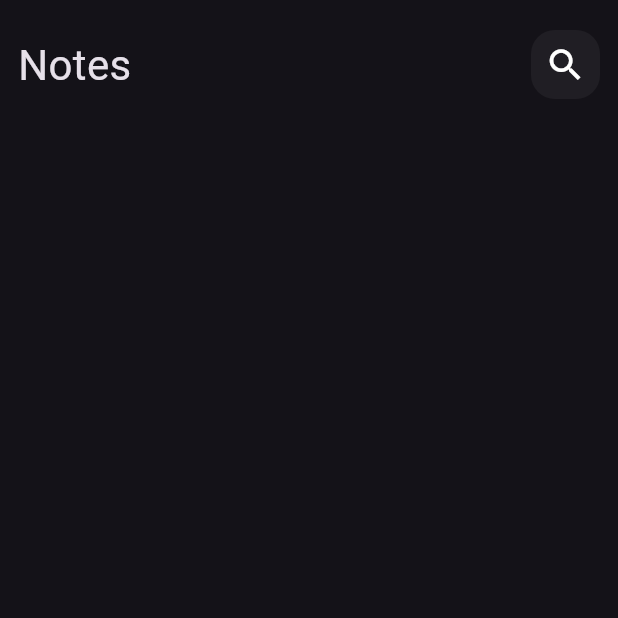
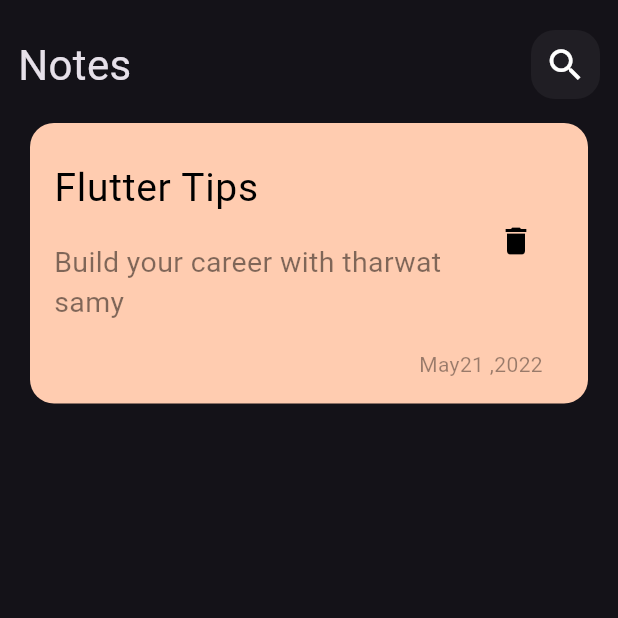
Before and after one commit to maboelhamdbis-cloud/mobile-training-projects, a Flutter app: the screen it shows after launch, on a phone screen of 412 x 824 dp, the top half of it. Run offline on Flutter 3.47's test engine with Material 3 defaults, Android fonts, the phone set to English and light mode, and no system bars; our stand-ins replace audioplayers; Roboto replaces fonts that are missing (Poppins).

Commit message:
create custom note item

```diff
--- a/notes_app/lib/main.dart
+++ b/notes_app/lib/main.dart
@@ -12,7 +12,7 @@ class NotesApp extends StatelessWidget {
   Widget build(BuildContext context) {
     return MaterialApp(
       debugShowCheckedModeBanner: false,
-      theme: ThemeData(brightness: Brightness.dark),
+      theme: ThemeData(brightness: Brightness.dark, fontFamily: "Poppins"),
       home: const NotesView(),
     );
   }
--- /dev/null
+++ b/notes_app/lib/views/widgets/item_widget.dart
@@ -0,0 +1,62 @@
+import 'package:flutter/material.dart';
+
+class ItemWidget extends StatelessWidget {
+  const ItemWidget({super.key});
+
+  @override
+  Widget build(BuildContext context) {
+    return Container(
+      padding: EdgeInsets.symmetric(vertical: 16),
+      margin: EdgeInsets.all(8),
+      width: double.infinity,
+      decoration: BoxDecoration(
+        color: Color(0xffFFCCB0),
+        borderRadius: BorderRadius.circular(16),
+      ),
+      child: Column(
+        crossAxisAlignment: CrossAxisAlignment.end,
+        children: [
+          CustomListTile(),
+
+          Padding(
+            padding: const EdgeInsets.only(right: 30.0 , top: 10),
+            child: Text(
+              'May21 ,2022',
+              textAlign: TextAlign.end,
+              style: TextStyle(
+                color: Colors.black.withOpacity(.4),
+                fontSize: 14,
+              ),
+            ),
+          ),
+        ],
+      ),
+    );
+  }
+}
+
+class CustomListTile extends StatelessWidget {
+  const CustomListTile({super.key});
+
+  @override
+  Widget build(BuildContext context) {
+    return ListTile(
+      title: Text(
+        'Flutter Tips',
+        style: TextStyle(color: Colors.black, fontSize: 26),
+      ),
+
+      subtitle: Padding(
+        padding: const EdgeInsets.only(top: 16),
+        child: Text(
+          'Build your career with tharwat samy',
+          style: TextStyle(color: Colors.black.withOpacity(.5), fontSize: 19),
+        ),
+      ),
+      trailing: IconButton(
+        onPressed: () {},
+        icon: Icon(Icons.delete, size: 24, color: Colors.black),
+      ),
+    );
+  }
+}
--- a/notes_app/lib/views/widgets/notes_view_body.dart
+++ b/notes_app/lib/views/widgets/notes_view_body.dart
@@ -1,5 +1,6 @@
 import 'package:flutter/material.dart';
 import 'package:notes_app/views/widgets/custom_app_bar.dart';
+import 'package:notes_app/views/widgets/item_widget.dart';
 
 class NotesViewBody extends StatelessWidget {
   const NotesViewBody({super.key});
@@ -8,7 +9,14 @@ class NotesViewBody extends StatelessWidget {
   Widget build(BuildContext context) {
     return Padding(
       padding: const EdgeInsets.all(12),
-      child: const Column(children: [SizedBox(height: 8), CustomAppBar()]),
+      child: const Column(
+        children: [
+          SizedBox(height: 8),
+          CustomAppBar(),
+          SizedBox(height: 8),
+          ItemWidget(),
+        ],
+      ),
     );
   }
 }
```
